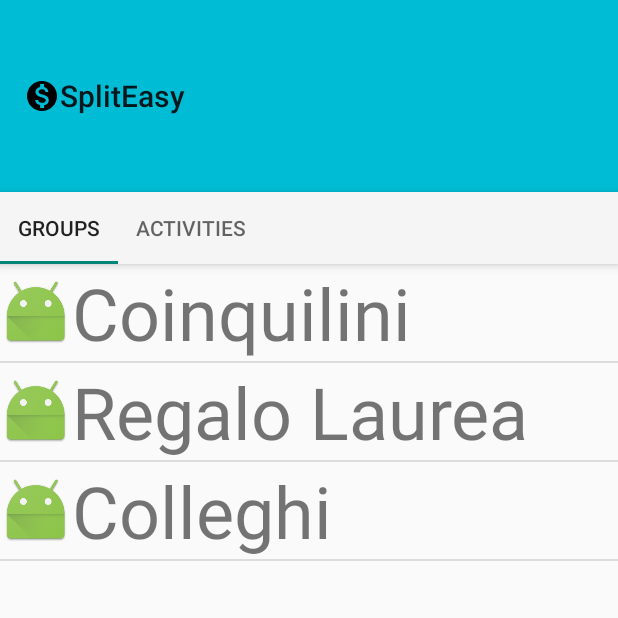
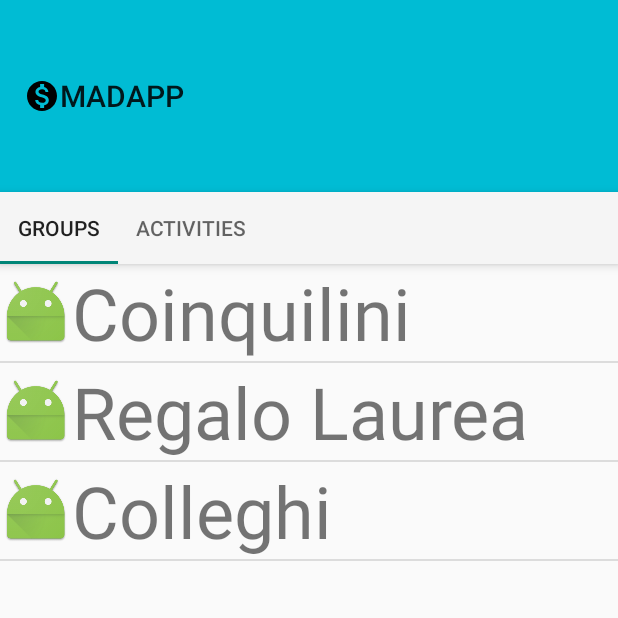
Before and after one commit to sia4/MAD_Project_Group21_2017, an Android app: the screen it shows after launch (MainActivity), on a phone screen of 412 x 824 dp, the top half of it. Run offline under Robolectric (Android 15) with nearby library versions, the phone set to English and light mode, and no system bars.

Commit message:
Prova Commit

```diff
--- a/app/src/main/java/it/polito/mad/mad_app/MainActivity.java
+++ b/app/src/main/java/it/polito/mad/mad_app/MainActivity.java
@@ -44,7 +44,7 @@ public class MainActivity extends AppCompatActivity {
 
         Toolbar myToolbar = (Toolbar) findViewById(R.id.my_toolbar);
         setSupportActionBar(myToolbar);
-        getSupportActionBar().setTitle("SplitEasy");
+        getSupportActionBar().setTitle("MADAPP");
         getSupportActionBar().setLogo(R.drawable.ic_monetization_on_black_24dp);
 
         lv = (ListView) findViewById(R.id.lv);
```
